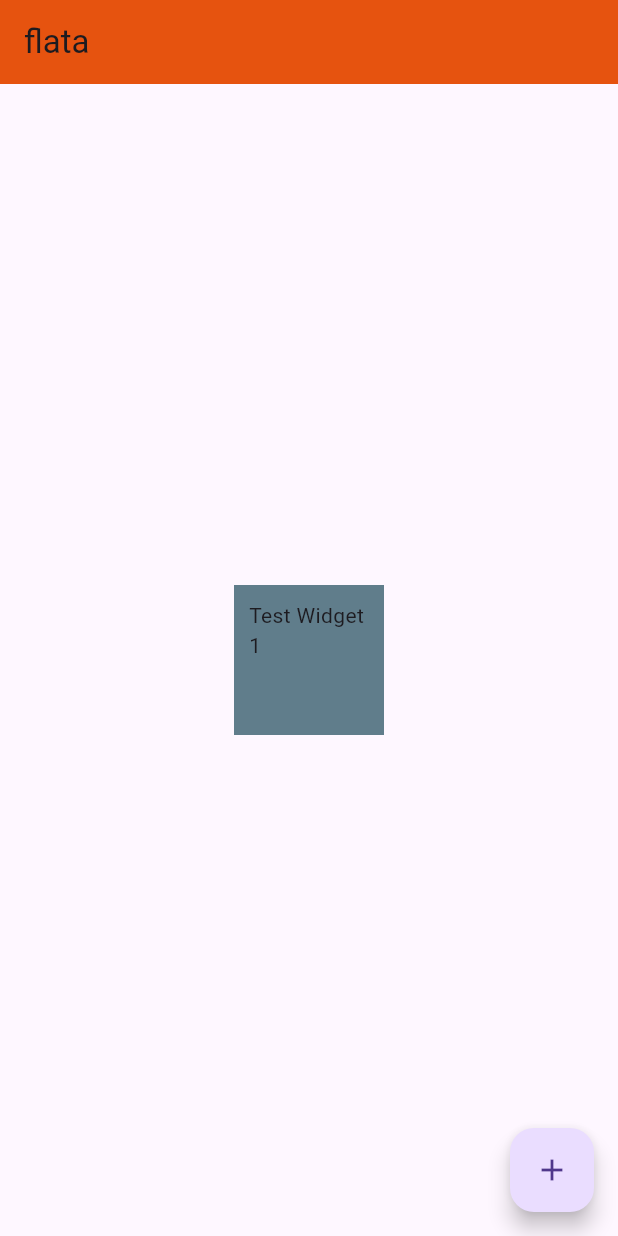
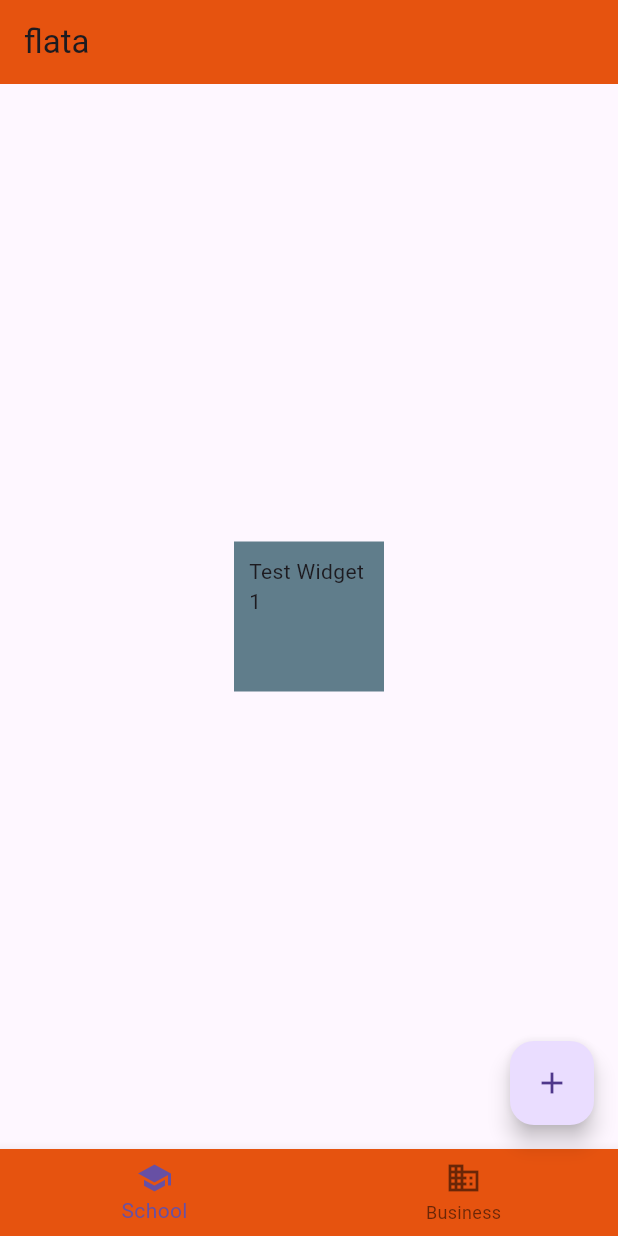
Before and after one commit to asda1-max/learningflutter, a Flutter app: the screen it shows after launch, on a phone screen of 412 x 824 dp. Run offline on Flutter 3.47's test engine with Material 3 defaults, Android fonts, the phone set to English and light mode, and no system bars.

Commit message:
Deskripsi perubahan

```diff
--- a/lib/main.dart
+++ b/lib/main.dart
@@ -31,6 +31,15 @@ class MyApp extends StatelessWidget {
           print('woi');
         },
       ),
-    ));
+      bottomNavigationBar: BottomNavigationBar(
+        backgroundColor: const Color.fromARGB(255, 230, 83, 15),
+        items:
+      const[
+        BottomNavigationBarItem(icon: Icon(Icons.school), label: 'School'),
+        BottomNavigationBarItem(icon: Icon(Icons.business), label: 'Business'),
+      ]
+      ),
+    )
+    );
   }
 }
```
